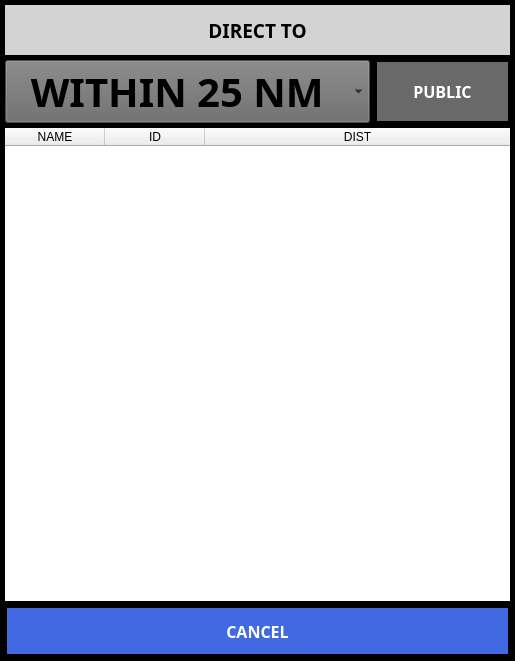
UnexplodedMinds/Stratofier, file ui/AirportDialog.ui: the form before one commit.
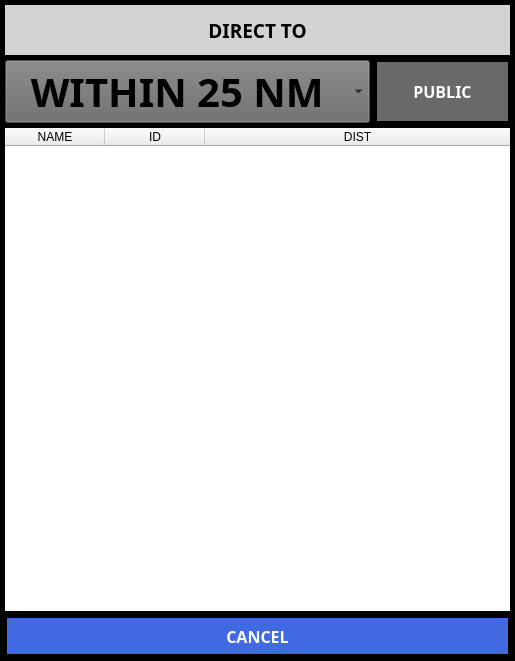
The form after the commit.

Patch:
```diff
--- a/ui/AirportDialog.ui
+++ b/ui/AirportDialog.ui
@@ -16,12 +16,6 @@
     <verstretch>0</verstretch>
    </sizepolicy>
   </property>
-  <property name="minimumSize">
-   <size>
-    <width>400</width>
-    <height>380</height>
-   </size>
-  </property>
   <property name="palette">
    <palette>
     <active>
@@ -191,7 +185,7 @@
      <property name="minimumSize">
       <size>
        <width>0</width>
-       <height>50</height>
+       <height>40</height>
       </size>
      </property>
      <property name="font">
```
